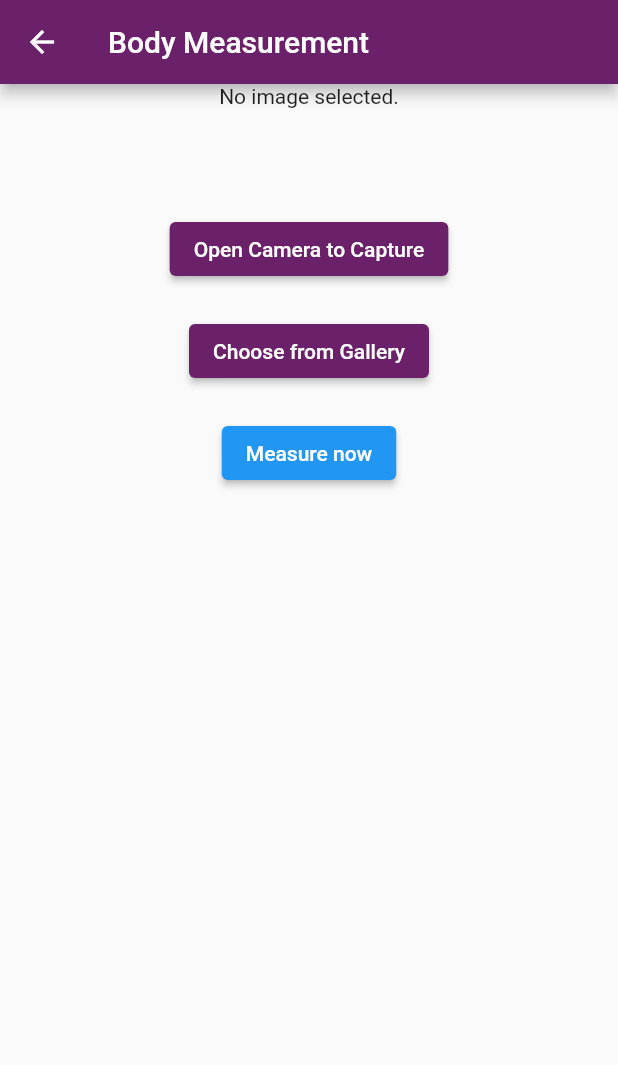
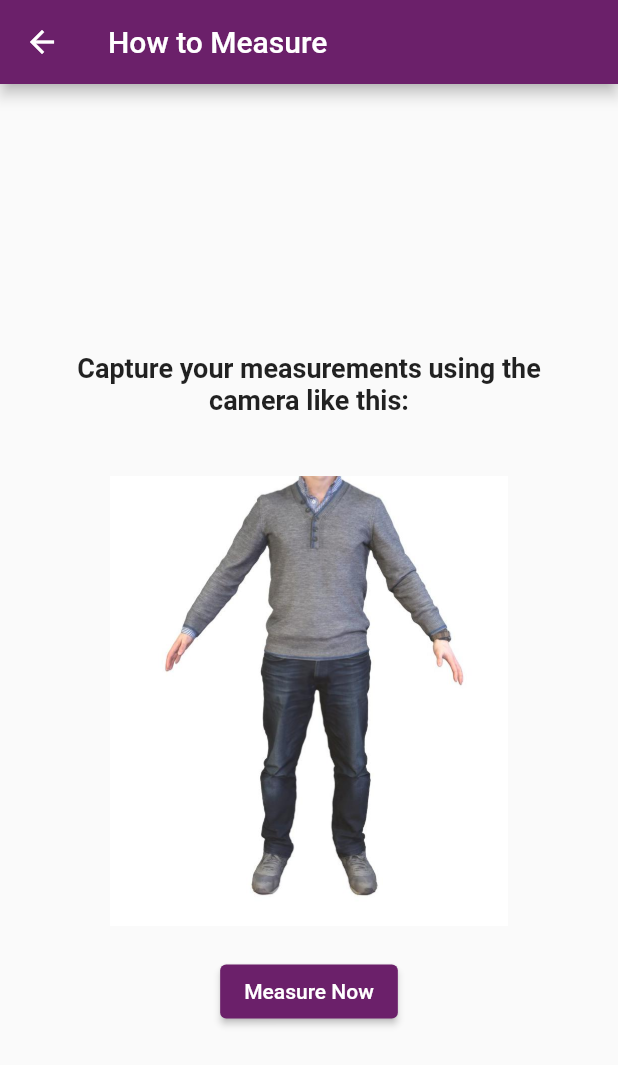
Before and after one commit to MZubairNaeem/tailor-app, a Flutter app: the MeasurementScreen screen opened directly, after a tap on "Measurements through AI", on a phone screen of 412 x 824 dp. Shown: the top 1065 px of the screen. Run offline on Flutter 3.47's test engine with Material 2 defaults, Android fonts, the phone set to English and light mode, and no system bars; our stand-ins replace cloud_firestore, dotted_line, firebase_auth, firebase_core, firebase_storage, flutter_riverpod and 5 more; missing offline and left inert: circular_bottom_navigation; accounts and stored records are empty.

Commit message:
ai screen added

```diff
--- /dev/null
+++ b/lib/views/customer_home/homepage_categories/measurements/how_to_capture.dart
@@ -0,0 +1,55 @@
+import 'package:ect/constants/colors.dart';
+import 'package:ect/views/customer_home/homepage_categories/measurements/ai_measurement.dart';
+import 'package:flutter/material.dart';
+
+class HowToMeasure extends StatelessWidget {
+  const HowToMeasure({super.key});
+
+  @override
+  Widget build(BuildContext context) {
+    return Scaffold(
+      appBar: AppBar(
+        title: const Text('How to Measure'),
+        backgroundColor: customPurple,
+      ),
+      body: Center(
+        child: Column(
+          mainAxisAlignment: MainAxisAlignment.center,
+          children: [
+            const SizedBox(
+              child: Padding(
+                padding: EdgeInsets.all(40.0),
+                child: Text(
+                  'Capture your measurements using the camera like this:',
+                  textAlign: TextAlign.center,
+                  style: TextStyle(
+                    fontSize: 18,
+                    fontWeight: FontWeight.bold,
+                  ),
+                ),
+              ),
+            ),
+            SizedBox(
+              height: 300,
+              child: Image.asset(
+                'assets/Graphics/howToMeasure.jpeg',
+              ),
+            ),
+            const SizedBox(height: 20),
+            ElevatedButton(
+              style: ButtonStyle(
+                backgroundColor: MaterialStateProperty.all<Color>(customPurple),
+                foregroundColor: MaterialStateProperty.all<Color>(customWhite),
+              ),
+              onPressed: () {
+                Navigator.push(context,
+                    MaterialPageRoute(builder: (context) => AIMeasurement()));
+              },
+              child: const Text('Measure Now'),
+            )
+          ],
+        ),
+      ),
+    );
+  }
+}
--- a/lib/views/customer_home/homepage_categories/measurements/measurements.dart
+++ b/lib/views/customer_home/homepage_categories/measurements/measurements.dart
@@ -1,5 +1,5 @@
 import 'package:ect/Constants/colors.dart';
-import 'package:ect/views/customer_home/homepage_categories/measurements/ai_measurement.dart';
+import 'package:ect/views/customer_home/homepage_categories/measurements/how_to_capture.dart';
 import 'package:ect/views/customer_home/homepage_categories/measurements/manual_measuremnets.dart';
 import 'package:flutter/material.dart';
 
@@ -145,7 +145,7 @@ class _MeasurementScreenState extends State<MeasurementScreen> {
                     Navigator.push(
                       context,
                       MaterialPageRoute(
-                        builder: (context) =>  AIMeasurement(),
+                        builder: (context) => HowToMeasure(),
                       ),
                     );
                   },
```
Also changed, not shown: lib/views/customer_home/homepage_categories/measurements/ai_measurement.dart (+19 -5 lines), assets/Graphics/howToMeasure.jpeg (added).
